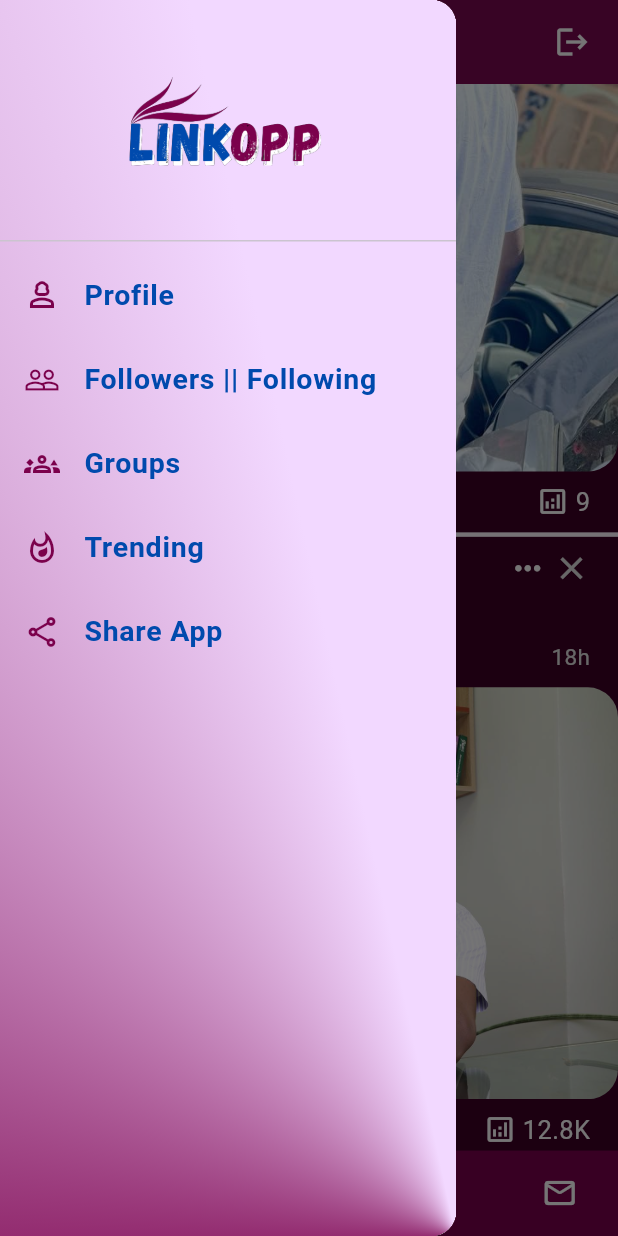
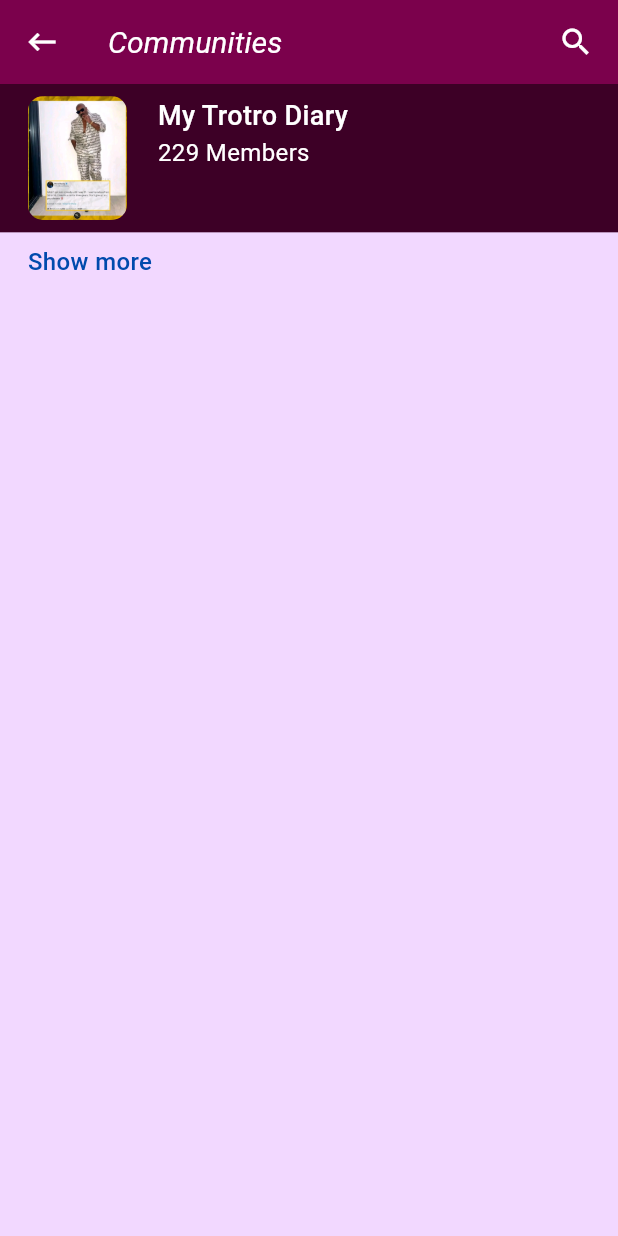
Before and after one commit to mckobby/LinkOpp, a Flutter app: the screen it shows once a user with an empty profile is signed in, scrolled down 576 dp, after a tap on the "menu" icon, after a tap on "Groups", on a phone screen of 412 x 824 dp. Run offline on Flutter 3.47's test engine with Material 2 defaults, Android fonts, the phone set to English and light mode, and no system bars; drawn by our look-alikes of google_nav_bar; our stand-ins replace firebase_auth, firebase_core, page_transition, share_plus; accounts and stored records are empty.

Commit message:
Added: Groups page, Modified: Notifications listtile, Home page, Messages, Notifications and Search Screens, and Pubspec

```diff
--- a/lib/components/notifications_listtile.dart
+++ b/lib/components/notifications_listtile.dart
@@ -28,7 +28,7 @@ class NotificationsListTile extends StatelessWidget {
         profileName,
         style: const TextStyle(
           color: Colors.white,
-          fontSize: 16,
+          fontSize: 20,
           fontWeight: FontWeight.w600,
         ),
       ),
@@ -36,13 +36,14 @@ class NotificationsListTile extends StatelessWidget {
         details,
         style: const TextStyle(
           color: Colors.white,
+          fontSize: 18,
         ),
         maxLines: 3,
       ),
       trailing: const Icon(
         Icons.more_horiz_outlined,
         color: Colors.white,
-        size: 16,
+        size: 18,
       ),
     );
   }
--- /dev/null
+++ b/lib/pages/groups_page.dart
@@ -0,0 +1,113 @@
+import 'package:flutter/material.dart';
+import 'package:link_opp/constants/colors.dart';
+
+class GroupsPage extends StatelessWidget {
+  const GroupsPage({super.key});
+
+  @override
+  Widget build(BuildContext context) {
+    final height = MediaQuery.of(context).size.height;
+    final width = MediaQuery.of(context).size.width;
+    return Scaffold(
+      backgroundColor: tdBackground,
+      appBar: AppBar(
+        foregroundColor: Colors.white,
+        backgroundColor: tdElevatedButton,
+        leading: InkWell(
+          onTap: () {
+            Navigator.pop(context);
+          },
+          child: const Icon(
+            Icons.keyboard_backspace_outlined,
+          ),
+        ),
+        title: Row(
+          mainAxisAlignment: MainAxisAlignment.spaceBetween,
+          children: [
+            const Text(
+              'Communities',
+              style: TextStyle(
+                fontSize: 20,
+                fontStyle: FontStyle.italic,
+              ),
+            ),
+            InkWell(
+              onTap: () {},
+              child: const Icon(
+                Icons.search_outlined,
+              ),
+            )
+          ],
+        ),
+      ),
+      body: Column(
+        crossAxisAlignment: CrossAxisAlignment.start,
+        children: [
+          Container(
+            color: tdDrawer,
+            child: Padding(
+              padding: EdgeInsets.symmetric(
+                horizontal: width * 0.045,
+                vertical: height * 0.01,
+              ),
+              child: Row(
+                crossAxisAlignment: CrossAxisAlignment.start,
+                children: [
+                  ClipRRect(
+                    borderRadius: BorderRadius.circular(10),
+                    child: Image(
+                      image: const AssetImage(
+                        'lib/images/com.jpg',
+                      ),
+                      height: height * 0.1,
+                    ),
+                  ),
+                  SizedBox(
+                    width: width * 0.05,
+                  ),
+                  const Column(
+                    crossAxisAlignment: CrossAxisAlignment.start,
+                    children: [
+                      Text(
+                        'My Trotro Diary',
+                        style: TextStyle(
+                          color: Colors.white,
+                          fontSize: 18,
+                          fontWeight: FontWeight.w500,
+                        ),
+                      ),
+                      Text(
+                        '229 Members',
+                        style: TextStyle(
+                          color: Colors.white,
+                          fontSize: 16,
+                          fontWeight: FontWeight.w400,
+                        ),
+                      ),
+                    ],
+                  )
+                ],
+              ),
+            ),
+          ),
+          SizedBox(
+            height: height * 0.01,
+          ),
+          Padding(
+            padding: EdgeInsets.only(left: width * 0.045),
+            child: const InkWell(
+              child: Text(
+                'Show more',
+                style: TextStyle(
+                  color: tdActionTexts,
+                  fontSize: 16,
+                  fontWeight: FontWeight.w500,
+                ),
+              ),
+            ),
+          )
+        ],
+      ),
+    );
+  }
+}
--- a/lib/pages/home_page.dart
+++ b/lib/pages/home_page.dart
@@ -3,10 +3,13 @@ import 'package:flutter/material.dart';
 import 'package:google_nav_bar/google_nav_bar.dart';
 import 'package:link_opp/components/drawer_listtile.dart';
 import 'package:link_opp/constants/colors.dart';
+import 'package:link_opp/pages/groups_page.dart';
 import 'package:link_opp/screens/home_screen.dart';
 import 'package:link_opp/screens/messages_screen.dart';
 import 'package:link_opp/screens/notifications_screen.dart';
 import 'package:link_opp/screens/search_screen.dart';
+import 'package:page_transition/page_transition.dart';
+import 'package:share_plus/share_plus.dart';
 
 class HomePage extends StatefulWidget {
   const HomePage({super.key});
@@ -91,6 +94,13 @@ class _HomePageState extends State<HomePage> {
     const MessagesScreen(),
   ];
 
+  void shareApp() {
+    String message =
+        'Check out this new social media app, LinkOpp, that is helping millions link up with the'
+        ' rest of the world. Download it here ...';
+    Share.share(message);
+  }
+
   @override
   Widget build(BuildContext context) {
     final height = MediaQuery.of(context).size.height;
@@ -131,7 +141,15 @@ class _HomePageState extends State<HomePage> {
                 title: 'Followers || Following',
               ),
               DrawerListTile(
-                onTap: () {},
+                onTap: () {
+                  Navigator.pop(context);
+                  Navigator.of(context).push(
+                    PageTransition(
+                      child: const GroupsPage(),
+                      type: PageTransitionType.bottomToTop,
+                    ),
+                  );
+                },
                 leadingIcon: Icons.groups_3_outlined,
                 title: 'Groups',
               ),
@@ -141,7 +159,10 @@ class _HomePageState extends State<HomePage> {
                 title: 'Trending',
               ),
               DrawerListTile(
-                onTap: () {},
+                onTap: () {
+                  Navigator.pop(context);
+                  shareApp();
+                },
                 leadingIcon: Icons.share_outlined,
                 title: 'Share App',
               )
--- a/lib/screens/notifications_screen.dart
+++ b/lib/screens/notifications_screen.dart
@@ -114,7 +114,7 @@ class NotificationsScreen extends StatelessWidget {
                 ),
                 child: NotificationsListTile(
                   imagePath: 'lib/images/mikeee.jpg',
-                  profileName: 'Senirman_Layla',
+                  profileName: 'Seniorman_Layla',
                   details: 'posted a new video: "Layla WASSCE".',
                   onTap: () {},
                 ),
--- a/pubspec.yaml
+++ b/pubspec.yaml
@@ -35,6 +35,7 @@ dependencies:
     sdk: flutter
   google_nav_bar: ^5.0.6
   page_transition: ^2.0.9
+  share_plus: ^4.0.4
 
 dev_dependencies:
   flutter_lints: ^2.0.0
```
Also changed, not shown: lib/components/wall_post.dart (deleted, +0 -26 lines), lib/screens/messages_screen.dart (+13 -8 lines), lib/screens/search_screen.dart (+7 -10 lines), pubspec.lock, 5 other files.
